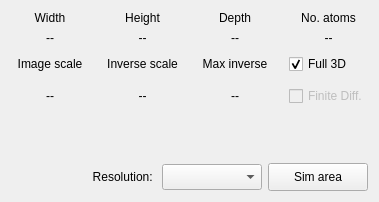
Above: src/gui/frames/simulationframe.ui from JJPPeters/clTEM before the change. Below: the same form after it.
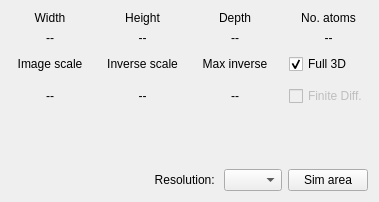
That is the form after the change. Custom widgets are drawn as their Qt base class.

Commit message: Custom combobox class to force non hover state when there is no hover

Diff of the .ui file:
```diff
--- a/src/gui/frames/simulationframe.ui
+++ b/src/gui/frames/simulationframe.ui
@@ -245,17 +245,23 @@
       </widget>
      </item>
      <item>
-      <widget class="QComboBox" name="cmbResolution">
+      <widget class="HoverComboBox" name="cmbResolution">
+       <property name="sizePolicy">
+        <sizepolicy hsizetype="Minimum" vsizetype="Minimum">
+         <horstretch>0</horstretch>
+         <verstretch>0</verstretch>
+        </sizepolicy>
+       </property>
        <property name="minimumSize">
         <size>
-         <width>100</width>
-         <height>26</height>
+         <width>0</width>
+         <height>0</height>
         </size>
        </property>
        <property name="maximumSize">
         <size>
          <width>16777215</width>
-         <height>26</height>
+         <height>16777215</height>
         </size>
        </property>
        <property name="currentText">
@@ -308,15 +314,21 @@
      </item>
      <item>
       <widget class="QPushButton" name="btnSimArea">
+       <property name="sizePolicy">
+        <sizepolicy hsizetype="Minimum" vsizetype="Minimum">
+         <horstretch>0</horstretch>
+         <verstretch>0</verstretch>
+        </sizepolicy>
+       </property>
        <property name="minimumSize">
         <size>
-         <width>100</width>
-         <height>28</height>
+         <width>0</width>
+         <height>0</height>
         </size>
        </property>
        <property name="maximumSize">
         <size>
-         <width>100</width>
+         <width>16777215</width>
          <height>16777215</height>
         </size>
        </property>
@@ -342,6 +354,13 @@
    </item>
   </layout>
  </widget>
+ <customwidgets>
+  <customwidget>
+   <class>HoverComboBox</class>
+   <extends>QComboBox</extends>
+   <header>controls/hovercombobox.h</header>
+  </customwidget>
+ </customwidgets>
  <tabstops>
   <tabstop>chkFull3D</tabstop>
   <tabstop>chkFiniteDiff</tabstop>
```
The commit also changes 3 other files.
